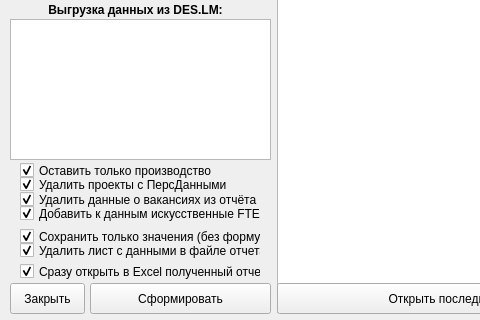
Before: the Qt Designer form Qt5Project/Windows.ui in DIVIGL1/DES.LM.Reports, drawn with Qt 5; both pictures show x 0 to 480 and y 258 to 578 of the 795 by 578 pixel window.
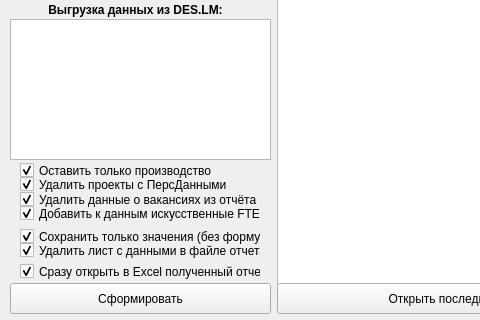
After: the same form once the commit is applied.

Commit message: The QPushButton that closes the window has been removed.

```diff
--- a/Qt5Project/Windows.ui
+++ b/Qt5Project/Windows.ui
@@ -72,25 +72,12 @@
      <bool>false</bool>
     </property>
    </widget>
-   <widget class="QPushButton" name="pushButtonClose">
-    <property name="geometry">
-     <rect>
-      <x>10</x>
-      <y>541</y>
-      <width>75</width>
-      <height>31</height>
-     </rect>
-    </property>
-    <property name="text">
-     <string>Закрыть</string>
-    </property>
-   </widget>
    <widget class="QPushButton" name="pushButtonDoIt">
     <property name="geometry">
      <rect>
-      <x>90</x>
+      <x>10</x>
       <y>541</y>
-      <width>181</width>
+      <width>261</width>
       <height>31</height>
      </rect>
     </property>
```
Left out of the diff: 1 changed line with no effect on the pictures.
